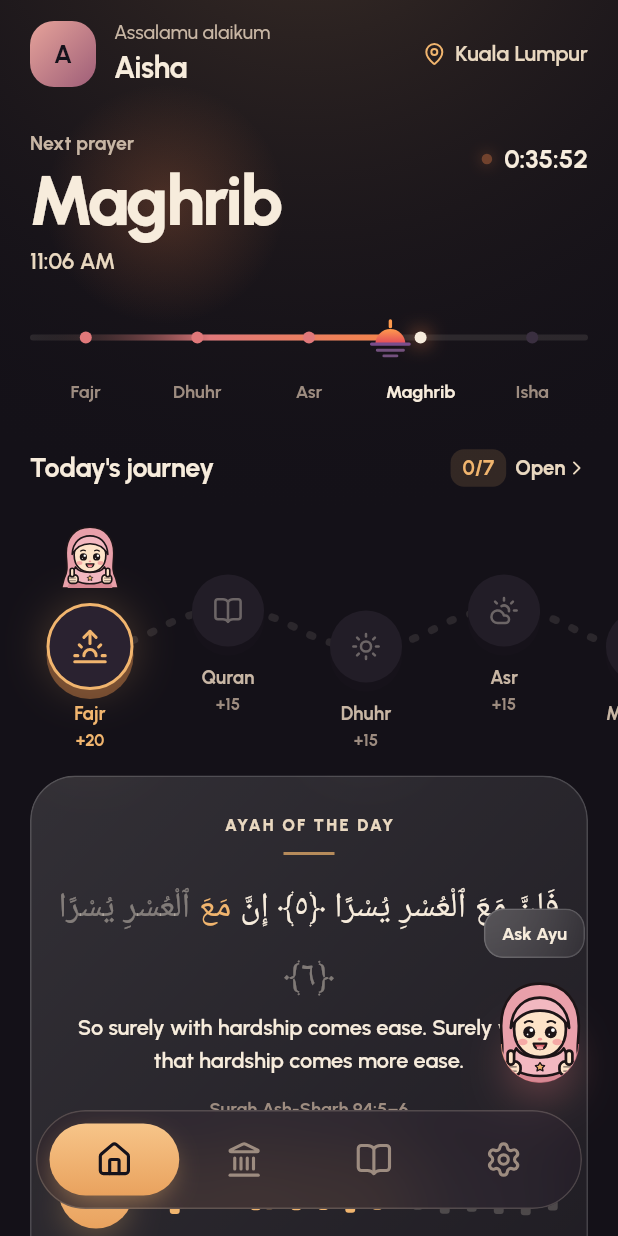
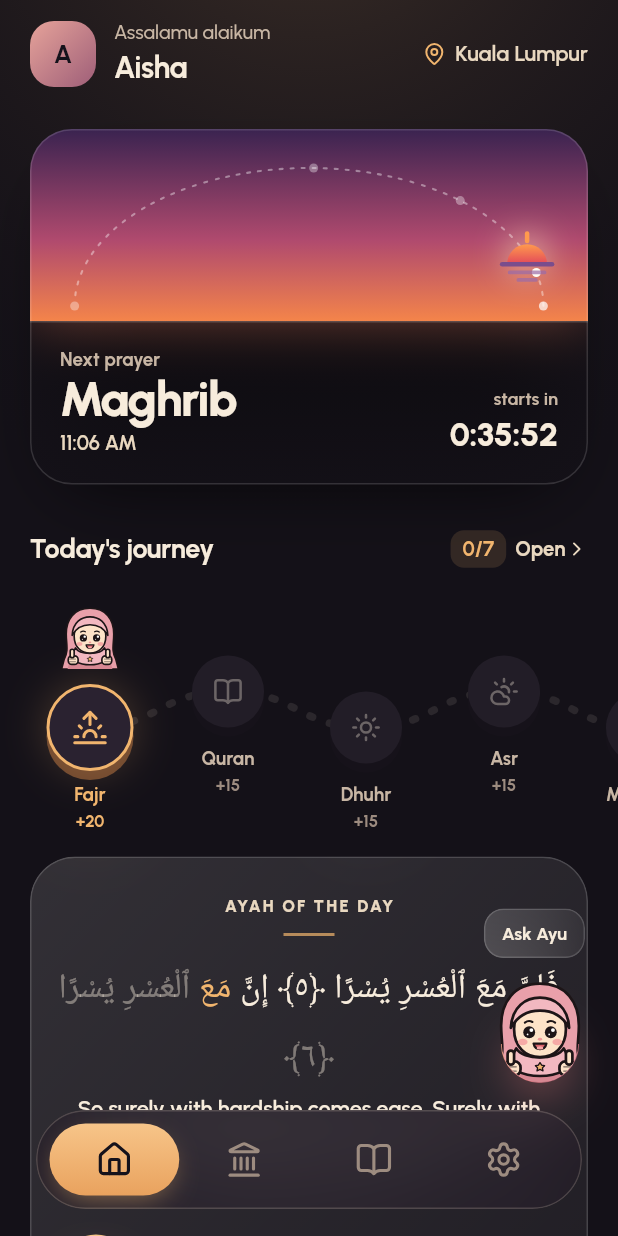
Before and after one commit to RizwanATC/ilm-islamic-companian, a Flutter app: the screen it shows after launch, on a phone screen of 412 x 824 dp. Run offline on Flutter 3.47's test engine with Material 3 defaults, Android fonts, the phone set to English and light mode, and no system bars; our stand-ins replace adhan, flutter_svg, geolocator, google_fonts, hijri, lucide_icons_flutter and 1 more; network calls fail; statements that could not run were skipped.

Commit message:
Replace Home prayer timeline with Sky arc card
The next-prayer block on Home becomes a card with a small sky that follows
the time of day and a sun/moon moving along an arc from Fajr to Isha, with
the countdown below the horizon. Tapping it opens the Prayer tab. The Prayer
tab keeps the existing timeline.

Co-Authored-By: Claude Opus 5.5 (1M context) <noreply@anthropic.com>
Claude-Session: https://claude.ai/code/session_01TqF5PKpJnT3rcqyDTXwETE

```diff
--- a/lib/screens/home_screen.dart
+++ b/lib/screens/home_screen.dart
@@ -9,6 +9,7 @@ import '../state/app_state.dart';
 import '../theme.dart';
 import '../widgets/common.dart';
 import '../widgets/journey_path.dart';
+import '../widgets/sky_arc_card.dart';
 import 'journey_screen.dart';
 
 class HomeScreen extends StatelessWidget {
@@ -49,7 +50,7 @@ class HomeScreen extends StatelessWidget {
           LocationLabel(onTap: () => onOpenTab(3)),
         ]),
         const SizedBox(height: 26),
-        const NextPrayerTimeline(),
+        SkyArcPrayerCard(onTap: () => onOpenTab(1)),
         const SizedBox(height: 30),
         HomeJourney(onOpen: () => openJourney(context)),
         const SizedBox(height: 12),
--- /dev/null
+++ b/lib/widgets/sky_arc_card.dart
@@ -0,0 +1,342 @@
+import 'dart:math' as math;
+import 'dart:ui';
+
+import 'package:flutter/material.dart';
+
+import '../services/prayer_service.dart';
+import '../state/app_state.dart';
+import '../theme.dart';
+import 'common.dart';
+
+/// Sky colours (top, middle, horizon) for the time of day before each prayer.
+List<Color> _sky(Prayer p) => switch (p) {
+  Prayer.fajr || Prayer.syuruk => const [
+    Color(0xFF2A2550),
+    Color(0xFF5A4A86),
+    Color(0xFFE39A86),
+  ],
+  Prayer.dhuhr => const [
+    Color(0xFF1F4F7A),
+    Color(0xFF3F86B3),
+    Color(0xFF9FD0E6),
+  ],
+  Prayer.asr => const [Color(0xFF3D3A64), Color(0xFFA8708A), Color(0xFFF1B56E)],
+  Prayer.maghrib => const [
+    Color(0xFF3A2350),
+    Color(0xFFB04A6E),
+    Color(0xFFF4844A),
+  ],
+  Prayer.isha => const [
+    Color(0xFF0F1030),
+    Color(0xFF232457),
+    Color(0xFF3B2F6E),
+  ],
+};
+
+/// Home "next prayer" card: a small sky that follows the time of day, with the
+/// sun or moon travelling along an arc from Fajr to Isha, and the countdown
+/// below the horizon.
+class SkyArcPrayerCard extends StatelessWidget {
+  const SkyArcPrayerCard({super.key, this.onTap});
+  final VoidCallback? onTap;
+
+  static const _skyHeight = 128.0;
+
+  @override
+  Widget build(BuildContext context) {
+    final app = AppState.instance;
+    return Ticker(
+      builder: (context, now) {
+        final (next, at, _) = app.nextPrayer(now);
+        final idx = fardPrayers.indexOf(next);
+        final today = app.today;
+        final start = today[Prayer.fajr], end = today[Prayer.isha];
+        double frac(DateTime t) {
+          final span = end.difference(start).inSeconds;
+          if (span <= 0) return 0;
+          return (t.difference(start).inSeconds / span).clamp(0.0, 1.0);
+        }
+
+        // Before Fajr (or after Isha) the moon waits at the start of the arc.
+        final f = idx == 0 ? 0.0 : frac(now);
+        final ticks = [for (final p in fardPrayers) frac(today[p])];
+        final night = next == Prayer.fajr || next == Prayer.isha;
+
+        return GestureDetector(
+          onTap: onTap,
+          child: Container(
+            decoration: BoxDecoration(
+              borderRadius: BorderRadius.circular(28),
+              boxShadow: [
+                BoxShadow(
+                  color: Colors.black.withValues(alpha: .7),
+                  blurRadius: 40,
+                  offset: const Offset(0, 18),
+                  spreadRadius: -20,
+                ),
+              ],
+            ),
+            foregroundDecoration: BoxDecoration(
+              borderRadius: BorderRadius.circular(28),
+              border: Border.all(color: Colors.white.withValues(alpha: .14)),
+            ),
+            child: ClipRRect(
+              borderRadius: BorderRadius.circular(28),
+              child: Column(
+                mainAxisSize: MainAxisSize.min,
+                children: [
+                  SizedBox(
+                    height: _skyHeight,
+                    child: LayoutBuilder(
+                      builder: (context, c) {
+                        final size = Size(c.maxWidth, _skyHeight);
+                        final orb = _ArcPainter.point(size, f);
+                        return Stack(
+                          children: [
+                            Positioned.fill(
+                              child: AnimatedContainer(
+                                duration: const Duration(seconds: 1),
+                                decoration: BoxDecoration(
+                                  gradient: LinearGradient(
+                                    begin: Alignment.topCenter,
+                                    end: Alignment.bottomCenter,
+                                    colors: _sky(next),
+                                    stops: const [0, .58, 1],
+                                  ),
+                                ),
+                              ),
+                            ),
+                            Positioned.fill(
+                              child: AnimatedOpacity(
+                                duration: const Duration(seconds: 1),
+                                opacity: night ? 1 : 0,
+                                child: const CustomPaint(
+                                  painter: _StarsPainter(),
+                                ),
+                              ),
+                            ),
+                            Positioned.fill(
+                              child: CustomPaint(
+                                painter: _ArcPainter(
+                                  ticks: ticks,
+                                  current: idx,
+                                ),
+                              ),
+                            ),
+                            AnimatedPositioned(
+                              duration: const Duration(milliseconds: 1400),
+                              curve: Curves.easeOutCubic,
+                              left: orb.dx - 20,
+                              top: orb.dy - 20,
+                              child: Container(
+                                width: 40,
+                                height: 40,
+                                decoration: BoxDecoration(
+                                  shape: BoxShape.circle,
+                                  boxShadow: [
+                                    BoxShadow(
+                                      color: const Color(
+                                        0xFFFFECBE,
+                                      ).withValues(alpha: .55),
+                                      blurRadius: 18,
+                                      spreadRadius: -6,
+                                    ),
+                                  ],
+                                ),
+                                child: AnimatedSwitcher(
+                                  duration: const Duration(milliseconds: 600),
+                                  transitionBuilder: (child, a) =>
+                                      FadeTransition(
+                                        opacity: a,
+                                        child: ScaleTransition(
+                                          scale: Tween(
+                                            begin: .85,
+                                            end: 1.0,
+                                          ).animate(a),
+                                          child: child,
+                                        ),
+                                      ),
+                                  child: PrayerIcon(
+                                    next,
+                                    key: ValueKey(next),
+                                    size: 40,
+                                  ),
+                                ),
+                              ),
+                            ),
+                          ],
+                        );
+                      },
+                    ),
+                  ),
+                  // Clip so the blur only frosts the ground, not the sky above.
+                  ClipRect(
+                    child: BackdropFilter(
+                      filter: ImageFilter.blur(sigmaX: 20, sigmaY: 20),
+                      child: Container(
+                        padding: const EdgeInsets.fromLTRB(20, 16, 20, 18),
+                        decoration: BoxDecoration(
+                          gradient: LinearGradient(
+                            begin: Alignment.topCenter,
+                            end: Alignment.bottomCenter,
+                            colors: [
+                              C.bg.withValues(alpha: .55),
+                              C.bg.withValues(alpha: .85),
+                            ],
+                          ),
+                          border: Border(
+                            top: BorderSide(
+                              color: Colors.white.withValues(alpha: .18),
+                            ),
+                          ),
+                        ),
+                        child: Row(
+                          crossAxisAlignment: CrossAxisAlignment.end,
+                          children: [
+                            Expanded(
+                              child: Column(
+                                crossAxisAlignment: CrossAxisAlignment.start,
+                                children: [
+                                  Text(
+                                    'Next prayer',
+                                    style: T.ui(
+                                      12.5,
+                                      c: C.muted,
+                                      w: FontWeight.w700,
+                                    ),
+                                  ),
+                                  Text(
+                                    next.label,
+                                    style: T.ui(
+                                      32,
+                                      w: FontWeight.w800,
+                                      ls: -.035,
+                                      h: 1.05,
+                                    ),
+                                  ),
+                                  const SizedBox(height: 3),
+                                  Text(hmA(at), style: T.ui(13.5, c: C.sand2)),
+                                ],
+                              ),
+                            ),
+                            Column(
+                              crossAxisAlignment: CrossAxisAlignment.end,
+                              children: [
+                                Text(
+                                  'starts in',
+                                  style: T.ui(
+                                    12,
+                                    c: C.muted,
+                                    w: FontWeight.w700,
+                                  ),
+                                ),
+                                Text(
+                                  countdown(at.difference(now)),
+                                  style: T.ui(22, w: FontWeight.w800, ls: -.01),
+                                ),
+                              ],
+                            ),
+                          ],
+                        ),
+                      ),
+                    ),
+                  ),
+                ],
+              ),
+            ),
+          ),
+        );
+      },
+    );
+  }
+}
+
+/// Dotted half-ellipse from Fajr (left horizon) to Isha (right horizon),
+/// with a dot for each prayer.
+class _ArcPainter extends CustomPainter {
+  const _ArcPainter({required this.ticks, required this.current});
+  final List<double> ticks;
+  final int current;
+
+  // Geometry in a 300x128 design box, scaled to the real size.
+  static Offset point(Size s, double f) {
+    final a = math.pi * (1 - f.clamp(0.0, 1.0));
+    final sx = s.width / 300, sy = s.height / 128;
+    return Offset(
+      (150 + 126 * math.cos(a)) * sx,
+      (118 - 92 * math.sin(a)) * sy,
+    );
+  }
+
+  @override
+  void paint(Canvas canvas, Size size) {
+    final dash = Paint()
+      ..color = Colors.white.withValues(alpha: .4)
+      ..strokeWidth = 1.4
+      ..strokeCap = StrokeCap.round;
+    // Walk the arc and draw a short dash every 7px of length.
+    var prev = point(size, 0);
+    var run = 0.0;
+    for (var i = 1; i <= 400; i++) {
+      final p = point(size, i / 400);
+      run += (p - prev).distance;
+      if (run >= 7) {
+        canvas.drawLine(p, p + (p - prev) / (p - prev).distance * 2, dash);
+        run = 0;
+      }
+      prev = p;
+    }
+    for (var i = 0; i < ticks.length; i++) {
+      final alpha = i < current
+          ? .35
+          : i == current
+          ? 1.0
+          : .7;
+      canvas.drawCircle(
+        point(size, ticks[i]),
+        3,
+        Paint()..color = Colors.white.withValues(alpha: alpha),
+      );
+    }
+  }
+
+  @override
+  bool shouldRepaint(_ArcPainter old) =>
+      old.current != current || !_same(old.ticks, ticks);
+
+  static bool _same(List<double> a, List<double> b) {
+    if (a.length != b.length) return false;
+    for (var i = 0; i < a.length; i++) {
+      if (a[i] != b[i]) return false;
+    }
+    return true;
+  }
+}
+
+/// A few fixed stars for the night sky (Isha and before Fajr).
+class _StarsPainter extends CustomPainter {
+  const _StarsPainter();
+
+  static const _stars = [
+    (30.0, 22.0, 1.0),
+    (74.0, 48.0, .8),
+    (118.0, 16.0, 1.1),
+    (196.0, 30.0, .8),
+    (240.0, 14.0, 1.0),
+    (272.0, 52.0, .9),
+    (160.0, 58.0, .7),
+    (52.0, 80.0, .7),
+  ];
+
+  @override
+  void paint(Canvas canvas, Size size) {
+    final paint = Paint()..color = Colors.white;
+    final sx = size.width / 300, sy = size.height / 128;
+    for (final (x, y, r) in _stars) {
+      canvas.drawCircle(Offset(x * sx, y * sy), r, paint);
+    }
+  }
+
+  @override
+  bool shouldRepaint(_StarsPainter old) => false;
+}
```
